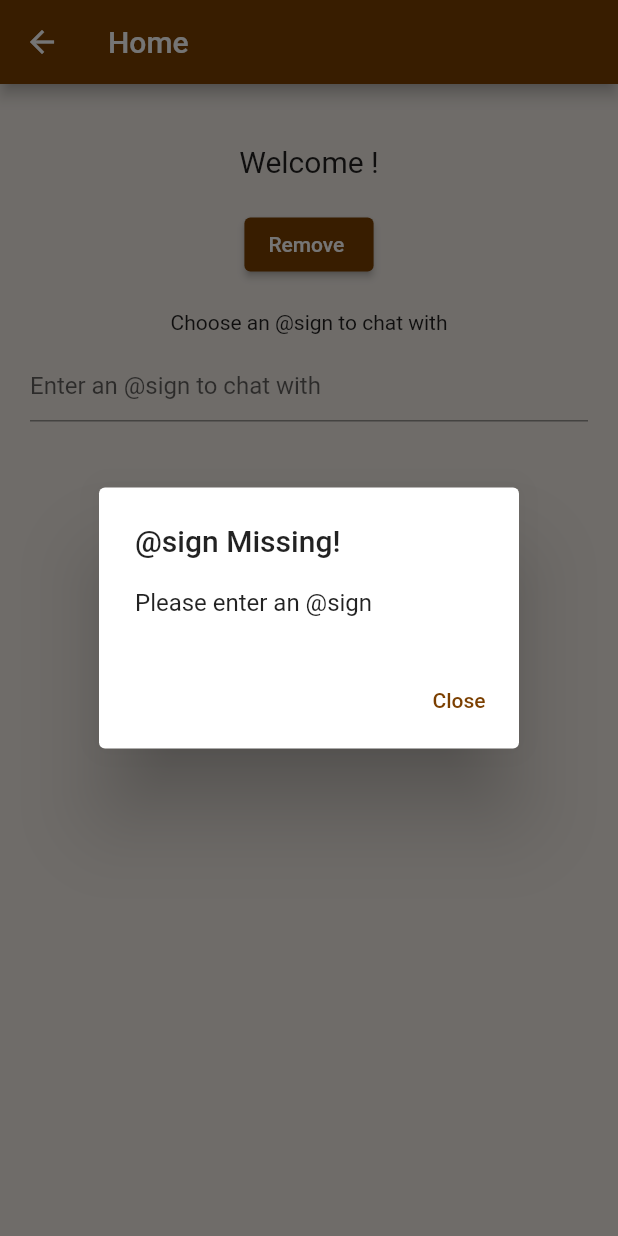
After one commit to RanchaoO/at_krypto_spike_2, a Flutter app: the AddAtSignScreen screen opened directly, after a tap on "Chat options", on a phone screen of 412 x 824 dp. The commit adds this screen. Run offline on Flutter 3.47's test engine with Material 2 defaults, Android fonts, the phone set to English and light mode, and no system bars; our stand-ins replace hex; missing offline and left inert: at_chat_flutter, at_client, at_client_mobile, at_commons, at_demo_data, at_onboarding_flutter and 2 more.

Commit message:
added a screen for adding atsign

```diff
--- /dev/null
+++ b/lib/screens/add_at_sign_screen.dart
@@ -0,0 +1,266 @@
+import 'package:at_chat_flutter/at_chat_flutter.dart';
+import 'package:flutter/material.dart';
+import '../service/client_sdk_service.dart';
+// import 'third_screen.dart';
+import '../utils/constants.dart';
+class AddAtSignScreen extends StatefulWidget {
+  static final String id = 'second';
+  @override
+  _AddAtSignScreenState createState() => _AddAtSignScreenState();
+}
+
+class _AddAtSignScreenState extends State<AddAtSignScreen> {
+  ClientSdkService clientSdkService = ClientSdkService.getInstance();
+  String activeAtSign = '';
+  GlobalKey<ScaffoldState>? scaffoldKey;
+  List<String>?  atSigns;
+  String?  chatWithAtSign;
+  bool showOptions = false;
+  bool isEnabled = true;
+
+
+  @override
+  void initState() {
+    // TODO: Call function to initialize chat service.
+    getAtSignAndInitializeChat();
+    scaffoldKey = GlobalKey<ScaffoldState>();
+    super.initState();
+  }
+
+  @override
+  Widget build(BuildContext context) {
+    return Scaffold(
+      key: scaffoldKey,
+      resizeToAvoidBottomInset: false,
+      appBar: AppBar(title: Text('Home')),
+      body: Center(
+        child: Column(
+          children: [
+            SizedBox(
+              height: 20.0,
+            ),
+            Container(
+              padding: EdgeInsets.only(top: 20.0, bottom: 20.0),
+              child: Text(
+                'Welcome $activeAtSign!',
+                style: TextStyle(fontSize: 20),
+              ),
+            ),
+            ElevatedButton(
+              onPressed: () async {
+                showDialog(
+                    barrierDismissible: true,
+                    context: context,
+                    builder: (BuildContext context) {
+                      return AlertDialog(
+                        title: Row(
+                          children: [Text('Delete $activeAtSign')],
+                        ),
+                        content: Text('Press Yes to confirm'),
+                        actions: <Widget>[
+                          // TextButton(
+                          //   // onPressed: () async {
+                          //   //   await ClientSdkService.getInstance()
+                          //   //       .deleteAtSignFromKeyChain();
+                          //   //   await Navigator.pushNamedAndRemoveUntil(
+                          //   //       context,
+                          //   //       FirstScreen.id,
+                          //   //           (Route<dynamic> route) => false);
+                          //   // },
+                          //   child: Text('Yes'),
+                          // ),
+                          TextButton(
+                            onPressed: () {
+                              Navigator.pop(context);
+                            },
+                            child: Text('No'),
+                          )
+                        ],
+                      );
+                    });
+              },
+              child: Text('Remove $activeAtSign'),
+            ),
+            SizedBox(
+              height: 20.0,
+            ),
+            Text('Choose an @sign to chat with'),
+            SizedBox(
+              height: 10.0,
+            ),
+            Padding(
+              padding: const EdgeInsets.only(left: 20.0, right: 20.0),
+              child: TextField(
+                decoration:
+                InputDecoration(hintText: 'Enter an @sign to chat with'),
+                onChanged: (value) {
+                  chatWithAtSign = value;
+                },
+              ),
+
+              // child: DropdownButton<String>(
+              //   hint:  Text('\tPick an @sign'),
+              //   icon: Icon(
+              //     Icons.keyboard_arrow_down,
+              //   ),
+              //   iconSize: 24,
+              //   elevation: 16,
+              //   style: TextStyle(
+              //       fontSize: 20.0,
+              //       color: Colors.black87
+              //   ),
+              //   underline: Container(
+              //     height: 2,
+              //     color: Colors.deepOrange,
+              //   ),
+              //   onChanged: isEnabled ? (String newValue) {
+              //     setState(() {
+              //       chatWithAtSign = newValue;
+              //       isEnabled = false;
+              //     });
+              //   } : null,
+              //   disabledHint: chatWithAtSign != null ? Text(chatWithAtSign)
+              //     : null,
+              //   value: chatWithAtSign != null ? chatWithAtSign : null,
+              //   items: atSigns == null ? null : atSigns
+              //     .map<DropdownMenuItem<String>>((String value) {
+              //       return DropdownMenuItem<String>(
+              //         value: value,
+              //         child: Text(value),
+              //       );
+              //   }).toList(),
+              // ),
+            ),
+            SizedBox(
+              height: 50.0,
+            ),
+            showOptions
+                ? Column(
+              children: [
+                SizedBox(height: 20.0),
+                TextButton(
+                  onPressed: () {
+                    var _res = checkForValidAtsignAndSet();
+                    if (_res == true)
+                      scaffoldKey!.currentState!
+                          .showBottomSheet((context) => ChatScreen());
+                  },
+                  child: Container(
+                    height: 40,
+                    child: Text('Open chat in bottom sheet'),
+                  ),
+                ),
+                TextButton(
+                  onPressed: () {
+                    var _res = checkForValidAtsignAndSet();
+                    // if (_res == true){
+                    //   Navigator.pushNamed(context, ThirdScreen.id);}
+                  },
+                  child: Container(
+                    height: 40,
+                    child: Text('Navigate to chat screen'),
+                  ),
+                )
+              ],
+            )
+                : Row(
+              mainAxisAlignment: MainAxisAlignment.center,
+              children: [
+                TextButton(
+                  onPressed: () {
+                    if (chatWithAtSign != null &&
+                        chatWithAtSign!.trim() != '') {
+                      // TODO: Call function to set receiver's @sign
+                      setAtsignToChatWith();
+                      setState(() {
+                        showOptions = true;
+                      });
+                    } else {
+                      showDialog(
+                          barrierDismissible: false,
+                          context: context,
+                          builder: (BuildContext context) {
+                            return AlertDialog(
+                              title: Row(
+                                children: [Text('@sign Missing!')],
+                              ),
+                              content: Text('Please enter an @sign'),
+                              actions: <Widget>[
+                                TextButton(
+                                  onPressed: () {
+                                    Navigator.pop(context);
+                                  },
+                                  child: Text('Close'),
+                                )
+                              ],
+                            );
+                          });
+                    }
+                  },
+                  child: Container(
+                    height: 40,
+                    child: Text('Chat options'),
+                  ),
+                ),
+              ],
+            ),
+          ],
+        ),
+      ),
+    );
+  }
+
+  checkForValidAtsignAndSet() {
+    if (chatWithAtSign != null && chatWithAtSign!.trim() != '') {
+      // TODO: Call function to set receiver's @sign
+      setAtsignToChatWith();
+      setState(() {
+        showOptions = true;
+      });
+      return true;
+    } else {
+      showDialog(
+          barrierDismissible: false,
+          context: context,
+          builder: (BuildContext context) {
+            return AlertDialog(
+              title: Row(
+                children: [Text('@sign Missing!')],
+              ),
+              content: Text('Please enter an @sign'),
+              actions: <Widget>[
+                TextButton(
+                  onPressed: () {
+                    Navigator.pop(context);
+                  },
+                  child: Text('Close'),
+                )
+              ],
+            );
+          });
+    }
+  }
+
+  // TODO: Write function to initialize the chatting service
+  getAtSignAndInitializeChat() async {
+    String? currentAtSign = await clientSdkService.getAtSign();
+    setState(() {
+      activeAtSign = currentAtSign!;
+    });
+    // List<String> allAtSigns = at_demo_data.allAtsigns;
+    // allAtSigns.remove(activeAtSign);
+    // setState(() {
+    //   atSigns = allAtSigns;
+    // });
+    initializeChatService(
+        clientSdkService.atClientServiceInstance!.atClient!, activeAtSign,
+        rootDomain: MixedConstants.ROOT_DOMAIN);
+  }
+
+  // TODO: Write function that determines whom you are chatting with
+  setAtsignToChatWith() {
+    // print(activeAtSign);
+    // print(chatWithAtSign);
+    setChatWithAtSign(chatWithAtSign);
+  }
+}
--- a/lib/screens/home_screen.dart
+++ b/lib/screens/home_screen.dart
@@ -1,6 +1,7 @@
 import 'package:chefcookbook/blockchain/blockchain.dart';
 import 'package:chefcookbook/components/dish_widget.dart';
 import 'package:chefcookbook/constants.dart' as constant;
+import 'package:chefcookbook/screens/add_at_sign_screen.dart';
 import 'package:chefcookbook/screens/share_screen.dart';
 import 'add_dish_screen.dart';
 import 'other_screen.dart';
@@ -129,7 +130,7 @@ class _HomeScreenState extends State<HomeScreen>
               ),
               FloatingActionButton(
                 onPressed: () {
-                  Navigator.pushNamed(context, ShareScreen.id)
+                  Navigator.pushNamed(context, AddAtSignScreen.id)
                       .then((value) => setState(() {}));
                 },
                 child: Icon(Icons.perm_contact_cal),
--- a/pubspec.yaml
+++ b/pubspec.yaml
@@ -16,6 +16,8 @@ dependencies:
   at_onboarding_flutter: ^2.1.0
   hex: ^0.2.0
   crypto: ^3.0.1
+  at_chat_flutter: ^2.0.1
+
 
 dev_dependencies:
   flutter_test:
```
